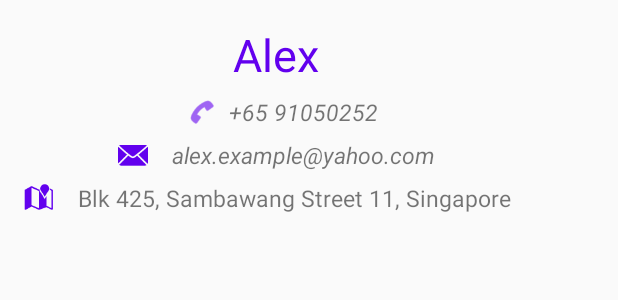
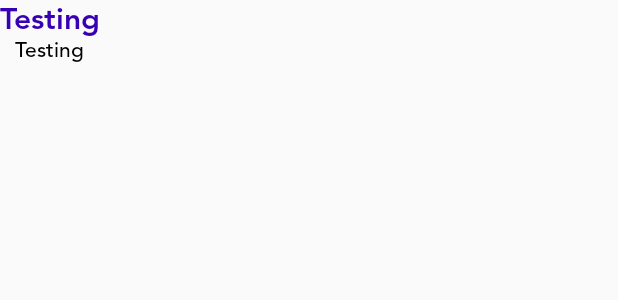
Before and after one commit to eduardodelito/Cartrack, an Android app: the layout map_info_window.xml on its own in the app's theme, with its tools: preview values and no code run, on a phone screen of 412 x 824 dp. Shown: the top 300 px of the screen. Run offline under Robolectric (Android 15) with nearby library versions, the phone set to English and light mode, and no system bars.

Commit message:
Update UI and crash issue.

```diff
--- a/cartrack-common/src/main/res/values/dimens.xml
+++ b/cartrack-common/src/main/res/values/dimens.xml
@@ -3,6 +3,7 @@
     <dimen name="btn_corner_radius">10dp</dimen>
 
     <!--Margin-->
+    <dimen name="margin1">1dp</dimen>
     <dimen name="margin5">5dp</dimen>
     <dimen name="margin8">8dp</dimen>
     <dimen name="margin10">10dp</dimen>
@@ -24,7 +25,9 @@
     <dimen name="width0">0dp</dimen>
 
     <!--Font Size-->
+    <dimen name="font14">14sp</dimen>
     <dimen name="font15">15sp</dimen>
+    <dimen name="font16">16sp</dimen>
     <dimen name="font18">18sp</dimen>
     <dimen name="font20">20sp</dimen>
     <dimen name="font25">25sp</dimen>
--- a/cartrack-common/src/main/res/values/styles.xml
+++ b/cartrack-common/src/main/res/values/styles.xml
@@ -15,7 +15,18 @@
     <style name="AvenirMedium.Black">
         <item name="android:fontFamily">@font/avenir_medium</item>
         <item name="android:textColor">@android:color/black</item>
-        <item name="android:textSize">@dimen/font18</item>
+        <item name="android:textSize">@dimen/font16</item>
+    </style>
+
+    <style name="AvenirSmall">
+        <item name="android:fontFamily">@font/avenir_medium</item>
+        <item name="android:textSize">@dimen/font14</item>
+    </style>
+
+    <style name="AvenirSmall.Black">
+        <item name="android:fontFamily">@font/avenir_medium</item>
+        <item name="android:textSize">@dimen/font14</item>
+        <item name="android:textColor">@android:color/black</item>
     </style>
 
     <style name="AvenirHeavy">
@@ -24,10 +35,16 @@
         <item name="android:textSize">@dimen/font30</item>
     </style>
 
+    <style name="AvenirHeavy.Medium">
+        <item name="android:fontFamily">@font/avenir_heavy</item>
+        <item name="android:textColor">@color/colorPrimaryDark</item>
+        <item name="android:textSize">@dimen/font20</item>
+    </style>
+
     <style name="AvenirHeavy.Black">
         <item name="android:fontFamily">@font/avenir_heavy</item>
         <item name="android:textColor">@android:color/black</item>
-        <item name="android:textSize">@dimen/font20</item>
+        <item name="android:textSize">@dimen/font18</item>
     </style>
 
     <style name="Font.Small.PrimaryDark.Bold" parent="@android:style/TextAppearance.Small">
--- a/cartrack-ui/src/main/res/layout/item_user.xml
+++ b/cartrack-ui/src/main/res/layout/item_user.xml
@@ -48,6 +48,7 @@
                 android:autoLink="all"
                 android:drawableLeft="@drawable/ic_baseline_contact_phone_24"
                 android:drawablePadding="@dimen/margin10"
+                android:drawableTint="@color/colorPrimary"
                 android:inputType="phone"
                 android:text="@{usersResponse.phone}" />
 
--- a/cartrack-ui/src/main/res/layout/map_info_window.xml
+++ b/cartrack-ui/src/main/res/layout/map_info_window.xml
@@ -1,95 +1,22 @@
-<androidx.constraintlayout.widget.ConstraintLayout xmlns:android="http://schemas.android.com/apk/res/android"
+<androidx.appcompat.widget.LinearLayoutCompat
+    xmlns:android="http://schemas.android.com/apk/res/android"
     android:layout_width="wrap_content"
     android:layout_height="wrap_content"
-    xmlns:app="http://schemas.android.com/apk/res-auto"
-    xmlns:tools="http://schemas.android.com/tools"
-    android:elevation="4dp"
-    android:paddingBottom="@dimen/margin8"
-    android:paddingLeft="@dimen/margin8"
-    android:paddingRight="@dimen/margin8">
+    android:gravity="center_vertical|center_horizontal"
+    android:orientation="vertical">
 
     <androidx.appcompat.widget.AppCompatTextView
-        android:id="@+id/tv_name"
-        app:layout_constraintLeft_toLeftOf="parent"
-        app:layout_constraintRight_toRightOf="parent"
-        app:layout_constraintTop_toTopOf="parent"
-        tools:text="Alex"
+        android:id="@+id/map_name"
+        style="@style/AvenirHeavy.Medium"
         android:layout_width="wrap_content"
         android:layout_height="wrap_content"
-        android:layout_margin="@dimen/margin16"
-        android:textColor="@color/colorPrimary"
-        android:textSize="30sp" />
-
-    <ImageView
-        android:id="@+id/iv_phone"
-        app:layout_constraintHorizontal_chainStyle="packed"
-        app:layout_constraintLeft_toLeftOf="parent"
-        app:layout_constraintRight_toLeftOf="@+id/tv_phone"
-        app:layout_constraintTop_toBottomOf="@+id/tv_name"
-        android:layout_width="20dp"
-        android:layout_height="20dp"
-        android:layout_margin="@dimen/margin8"
-        android:src="@android:drawable/ic_menu_call"
-        android:tint="@color/colorPrimary" />
+        android:text="Testing" />
 
     <androidx.appcompat.widget.AppCompatTextView
-        android:id="@+id/tv_phone"
-        app:layout_constraintBottom_toBottomOf="@+id/iv_phone"
-        app:layout_constraintLeft_toRightOf="@+id/iv_phone"
-        app:layout_constraintRight_toRightOf="parent"
-        app:layout_constraintTop_toTopOf="@+id/iv_phone"
-        tools:text="+65 91050252"
+        android:id="@+id/map_address"
+        style="@style/AvenirSmall.Black"
         android:layout_width="wrap_content"
         android:layout_height="wrap_content"
-        android:textSize="@dimen/font15"
-        android:textStyle="italic" />
+        android:text="Testing" />
 
-    <ImageView
-        android:id="@+id/iv_email"
-        app:layout_constraintHorizontal_chainStyle="packed"
-        app:layout_constraintLeft_toLeftOf="parent"
-        app:layout_constraintRight_toLeftOf="@+id/tv_email"
-        app:layout_constraintTop_toBottomOf="@+id/tv_phone"
-        android:layout_width="20dp"
-        android:layout_height="20dp"
-        android:layout_margin="@dimen/margin8"
-        android:src="@android:drawable/ic_dialog_email"
-        android:tint="@color/colorPrimary" />
-
-    <androidx.appcompat.widget.AppCompatTextView
-        android:id="@+id/tv_email"
-        tools:text="alex.example@yahoo.com"
-        android:layout_width="wrap_content"
-        android:layout_height="wrap_content"
-        android:layout_margin="@dimen/margin8"
-        android:textSize="@dimen/font15"
-        android:textStyle="italic"
-        app:layout_constraintBottom_toBottomOf="@id/iv_email"
-        app:layout_constraintLeft_toRightOf="@id/iv_email"
-        app:layout_constraintRight_toRightOf="parent"
-        app:layout_constraintTop_toTopOf="@+id/iv_email"/>
-
-    <ImageView
-        android:id="@+id/iv_address"
-        app:layout_constraintHorizontal_chainStyle="packed"
-        app:layout_constraintLeft_toLeftOf="parent"
-        app:layout_constraintRight_toLeftOf="@+id/tv_address"
-        app:layout_constraintTop_toBottomOf="@+id/iv_email"
-        android:layout_width="20dp"
-        android:layout_height="20dp"
-        android:layout_margin="@dimen/margin8"
-        android:src="@android:drawable/ic_dialog_map"
-        android:tint="@color/colorPrimary" />
-
-    <androidx.appcompat.widget.AppCompatTextView
-        android:id="@+id/tv_address"
-        tools:text="Blk 425, Sambawang Street 11, Singapore"
-        android:layout_width="300dp"
-        android:layout_height="wrap_content"
-        android:layout_margin="@dimen/margin8"
-        android:textSize="@dimen/font15"
-        app:layout_constraintLeft_toRightOf="@id/iv_address"
-        app:layout_constraintRight_toRightOf="parent"
-        app:layout_constraintTop_toBottomOf="@+id/iv_email"/>
-
-</androidx.constraintlayout.widget.ConstraintLayout>
+</androidx.appcompat.widget.LinearLayoutCompat>
--- a/cartrack-ui/src/main/res/values/strings.xml
+++ b/cartrack-ui/src/main/res/values/strings.xml
@@ -29,10 +29,12 @@
     <string name="details_address_suite">Suite : %1$s</string>
     <string name="details_address_city">City : %1$s</string>
     <string name="details_address_zip_code">Zip Code : %1$s</string>
-    <string name="details_address_location_label">Location</string>
+    <string name="details_address_location_label">Click Location</string>
 
     <string name="details_company_label">Company</string>
     <string name="details_company_name">Name : %1$s</string>
 
     <string name="item_country">%1$s %2$s</string>
+
+    <string name="map_address">Address: %1$s %2$s %3$s %4$s</string>
 </resources>
```
Also changed, not shown: cartrack-db/src/main/java/com/enaz/cartrack/main/db/entity/UsersEntity.kt (+5 -3 lines), cartrack-ui/src/main/java/com/enaz/cartrack/main/ui/adapter/MapInfoWindowAdapter.kt (+5 -9 lines), cartrack-ui/src/main/java/com/enaz/cartrack/main/ui/fragment/DetailsFragment.kt (+7 -1 lines), cartrack-ui/src/main/java/com/enaz/cartrack/main/ui/fragment/MapsFragment.kt (+30 -12 lines), cartrack-ui/src/main/res/layout/details_fragment.xml (+15 -7 lines).
